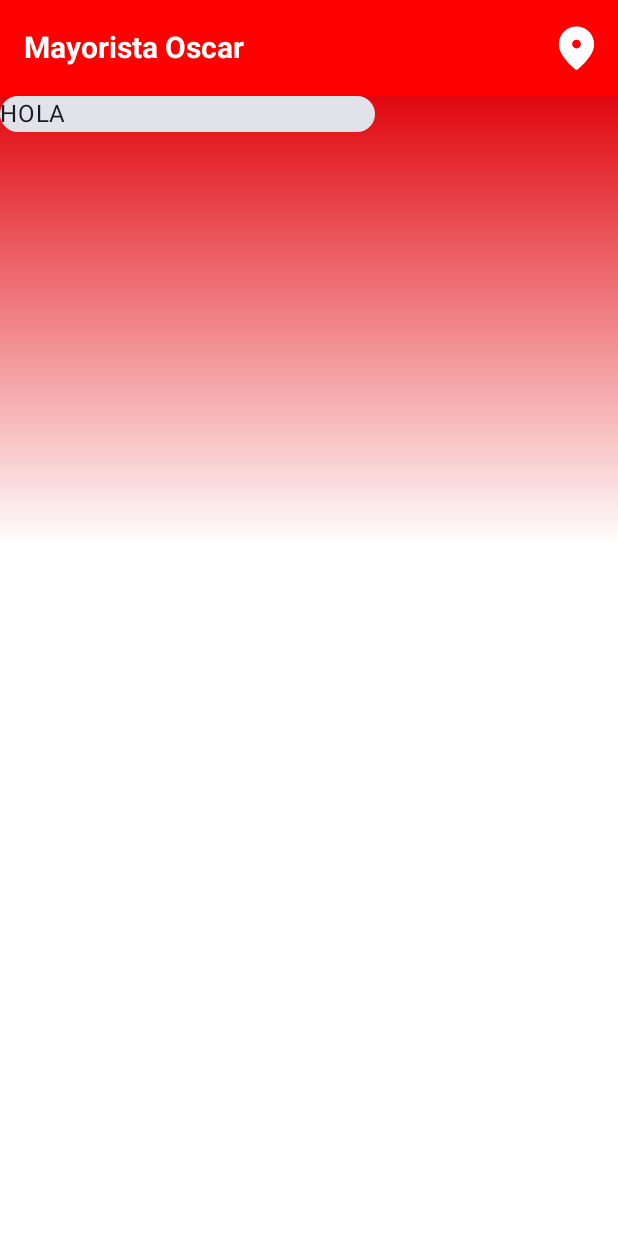
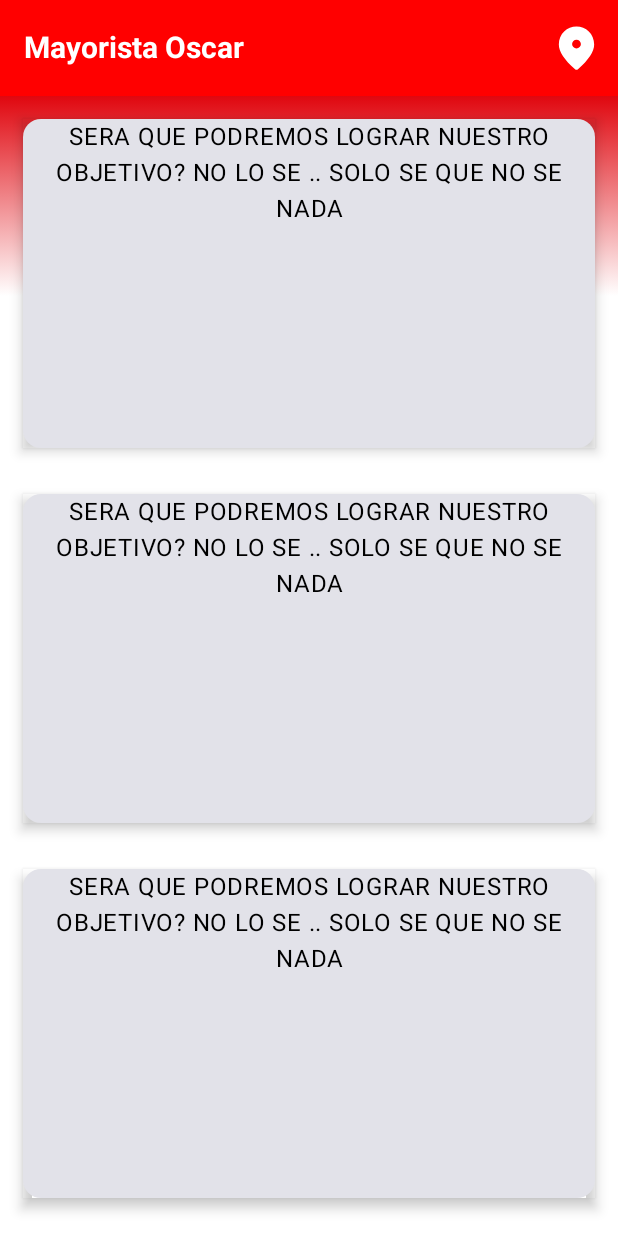
Before and after one commit to brunomendezz/app-01-mayo, an Android app built with Jetpack Compose: the screen it shows after launch (MainActivity), on a phone screen of 412 x 824 dp. Run offline under Robolectric (Android 15) with nearby library versions, the light colour scheme and no system bars; our stand-ins replace Dagger/Hilt's generated code.

Commit message:
Implementacion de firebase crash y analitycs , diseño de home screen .. a partir de ahora hare ramas para trabajar de manera prolija

```diff
--- a/app/build.gradle
+++ b/app/build.gradle
@@ -3,6 +3,8 @@ plugins {
     id 'org.jetbrains.kotlin.android'
     id 'kotlin-kapt'
     id "org.jetbrains.kotlin.kapt"
+    id 'com.google.gms.google-services'
+    id 'com.google.firebase.crashlytics'
 }
 
 android {
@@ -116,6 +118,15 @@ dependencies {
     implementation 'com.google.android.gms:play-services-location:21.0.1'
 
 
+    //FIREBASE
+
+    implementation 'com.google.firebase:firebase-analytics-ktx:21.3.0'
+    implementation 'com.google.firebase:firebase-crashlytics-ktx:18.3.7'
+
+    // Import the BoM for the Firebase platform
+    implementation platform('com.google.firebase:firebase-bom:32.0.0')
+
+
 
 
 
--- /dev/null
+++ b/app/src/main/java/com/mayorista/oscar/mayoristaoscar/domain/GetPdf.kt
@@ -0,0 +1,12 @@
+package com.mayorista.oscar.mayoristaoscar.domain
+
+import android.graphics.pdf.PdfDocument
+import com.mayorista.oscar.mayoristaoscar.data.PdfRepository
+import javax.inject.Inject
+
+class GetNewPdf @Inject constructor(var repo: PdfRepository) {
+
+    suspend fun getPdf(): PdfDocument? {
+        return repo.getPdf()
+    }
+}
--- a/app/src/main/java/com/mayorista/oscar/mayoristaoscar/ui/screens/HomeScreen.kt
+++ b/app/src/main/java/com/mayorista/oscar/mayoristaoscar/ui/screens/HomeScreen.kt
@@ -1,20 +1,21 @@
 package com.mayorista.oscar.mayoristaoscar.ui.screens
 
-import android.graphics.pdf.PdfRenderer
-import android.net.Uri
-import androidx.compose.foundation.Image
+import android.graphics.drawable.shapes.RectShape
 import androidx.compose.foundation.background
 import androidx.compose.foundation.layout.Box
 import androidx.compose.foundation.layout.Column
 import androidx.compose.foundation.layout.Row
 import androidx.compose.foundation.layout.fillMaxSize
 import androidx.compose.foundation.layout.fillMaxWidth
+import androidx.compose.foundation.layout.height
 import androidx.compose.foundation.layout.padding
 import androidx.compose.foundation.layout.size
 import androidx.compose.foundation.layout.width
+import androidx.compose.foundation.lazy.LazyColumn
 import androidx.compose.material.icons.Icons
 import androidx.compose.material.icons.rounded.LocationOn
 import androidx.compose.material3.Card
+import androidx.compose.material3.CardDefaults
 import androidx.compose.material3.ExperimentalMaterial3Api
 import androidx.compose.material3.Icon
 import androidx.compose.material3.IconButton
@@ -23,29 +24,20 @@ import androidx.compose.material3.Text
 import androidx.compose.material3.TopAppBar
 import androidx.compose.material3.TopAppBarDefaults
 import androidx.compose.runtime.Composable
-import androidx.compose.runtime.DisposableEffect
-import androidx.compose.runtime.LaunchedEffect
-import androidx.compose.runtime.mutableStateOf
-import androidx.compose.runtime.remember
 import androidx.compose.ui.Alignment
 import androidx.compose.ui.Modifier
 import androidx.compose.ui.draw.shadow
 import androidx.compose.ui.graphics.Brush
 import androidx.compose.ui.graphics.Color
 import androidx.compose.ui.graphics.vector.ImageVector
-import androidx.compose.ui.layout.ContentScale
-import androidx.compose.ui.platform.LocalContext
-import androidx.compose.ui.semantics.Role.Companion.Image
 import androidx.compose.ui.text.font.FontFamily
 import androidx.compose.ui.text.font.FontWeight
+import androidx.compose.ui.text.style.TextAlign
 import androidx.compose.ui.unit.dp
 import androidx.compose.ui.unit.sp
-import androidx.compose.ui.viewinterop.AndroidView
-import androidx.core.net.toFile
 import androidx.navigation.NavController
 import androidx.navigation.NavHostController
 import com.mayorista.oscar.mayoristaoscar.navigation.AppScreens
-import java.io.File
 
 @Composable
 fun HomeScreen(navController: NavHostController) {
@@ -57,7 +49,7 @@ fun HomeScreen(navController: NavHostController) {
             .fillMaxSize()
             .padding(it)){
 
-            DegradedBackground()
+            ContentHomeScreen()
 
         }
 
@@ -118,27 +110,95 @@ fun TopAppBarActionButton(
     }
 }
 
+
 @Composable
-fun DegradedBackground() {
+fun ContentHomeScreen(){
+    Box(modifier =Modifier
+        .fillMaxSize()
+        .background(   brush = Brush.verticalGradient(
+            colors = listOf(Color(0xFFE0070F), Color(0xFFFFFFFF)),
+            startY = 0f,
+            endY = 200f))){
+        LazyColumn(
+            Modifier
+                .align(Alignment.Center)
+                .fillMaxSize()
+          ){
+
+            item {
                 Box(
                     modifier = Modifier
-            .fillMaxSize()
+                        .fillMaxWidth()
                         .background(
                             brush = Brush.verticalGradient(
                                 colors = listOf(Color(0xFFE0070F), Color(0xFFFFFFFF)),
                                 startY = 0f,
-                    endY = 450f
+                                endY = 200f
                             )
                         )
                 ) {
-       ContentHomeScreen()
+                    CardPdf(Modifier.align(Alignment.TopCenter))
+                }
+            }
+                item{
+                    Box(modifier =Modifier
+                        .fillMaxWidth()
+                        .background(Color.White)
+                        ) {
+                        CardPdf(Modifier.align(Alignment.TopCenter))
+                    }
+                }
+            item{
+                Box(modifier =Modifier
+                    .fillMaxWidth()
+                    .background(Color.White)
+                ) {
+                    CardPdf(Modifier.align(Alignment.TopCenter))
+                }
+            }
+            item{
+                Box(modifier =Modifier
+                    .fillMaxWidth()
+                    .background(Color.White)
+                ) {
+                    CardPdf(Modifier.align(Alignment.TopCenter))
+                }
+            }
+            item{
+                Box(modifier =Modifier
+                    .fillMaxWidth()
+                    .background(Color.White)
+                ) {
+                    CardPdf(Modifier.align(Alignment.TopCenter))
                 }
             }
 
+            }
+
+
+
+
+
+
+        }
+
+
+    }
+
+
 @Composable
-fun ContentHomeScreen(){
-    Card(modifier = Modifier
-        .width(250.dp)){
-        Text(text = "HOLA")
+fun CardPdf(modifier: Modifier) {
+    Card(
+        modifier = modifier
+            .fillMaxWidth()
+            .height(250.dp)
+            .padding(15.dp)
+            .shadow(5.dp), // Ajusta el valor de elevación según tus preferencias
+    ) {
+        Text(
+            text = "SERA QUE PODREMOS LOGRAR NUESTRO OBJETIVO? NO LO SE .. SOLO SE QUE NO SE NADA",
+            textAlign = TextAlign.Center,
+            color = Color.Black
+        )
     }
 }
--- a/build.gradle
+++ b/build.gradle
@@ -1,4 +1,10 @@
-// Top-level build file where you can add configuration options common to all sub-projects/modules.
+buildscript {
+    dependencies {
+        classpath 'com.google.gms:google-services:4.3.14'
+        classpath 'com.android.tools.build:gradle:3.4.0'
+        classpath 'com.google.firebase:firebase-crashlytics-gradle:2.9.2'
+    }
+}// Top-level build file where you can add configuration options common to all sub-projects/modules.
 plugins {
     id 'com.android.application' version '8.0.2' apply false
     id 'com.android.library' version '8.0.2' apply false
```
Lines whose indentation alone changed are shown as unchanged.
